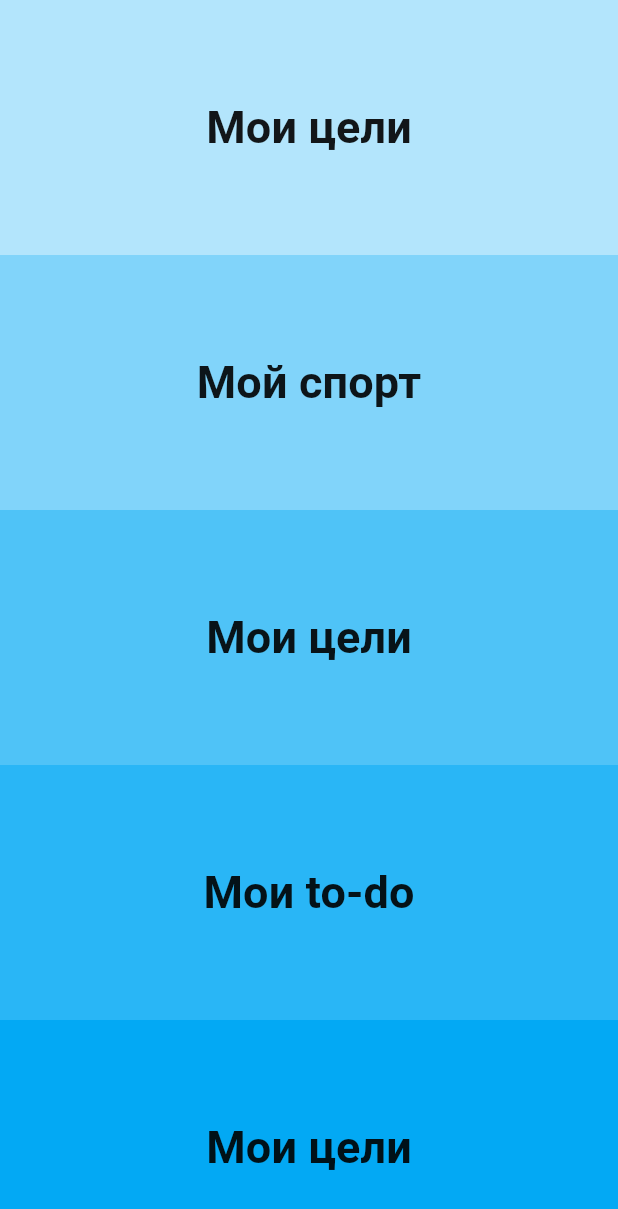
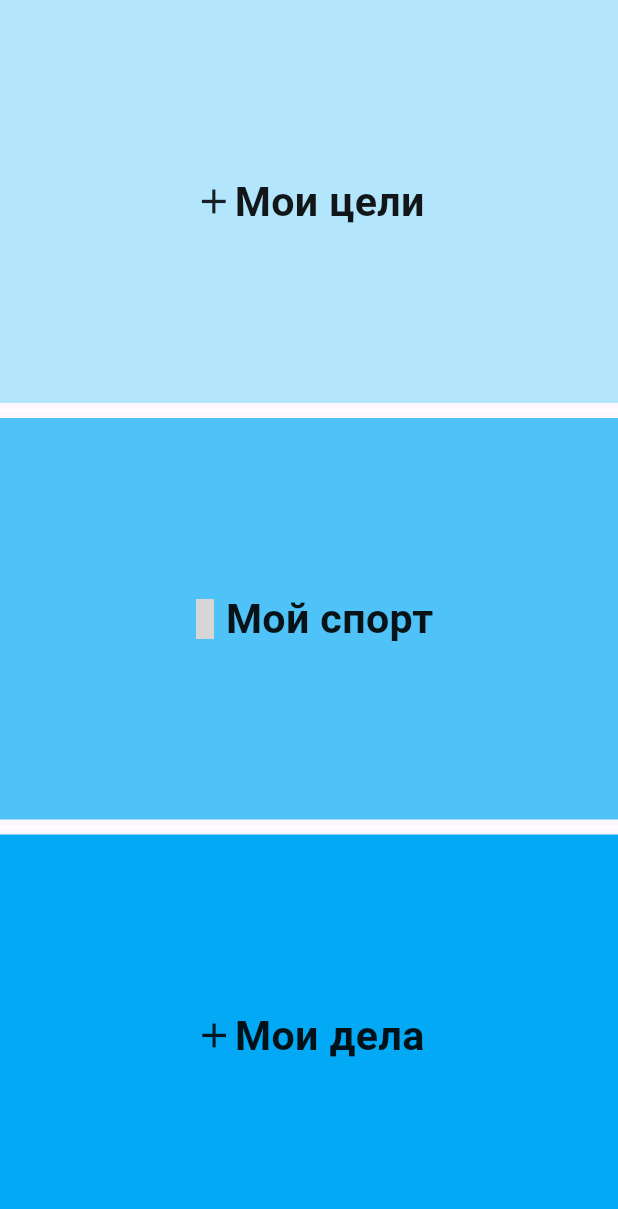
Before and after one commit to AnastasiaB23/Flutter_final_project_4_sem, a Flutter app: the screen it shows after launch, on a phone screen of 412 x 824 dp. Shown: the top 1209 px of the screen. Run offline on Flutter 3.47's test engine with Material 3 defaults, Android fonts, the light colour scheme and no system bars; our stand-ins replace cached_network_image, flutter_riverpod, geocoding, geolocator, get_it, hooks_riverpod and 2 more; statements that could not run were skipped; grey boxes are pictures that could not be loaded.

Commit message:
update_24.06.24 (some UI)

```diff
--- a/final_project/lib/entryscreen.dart
+++ b/final_project/lib/entryscreen.dart
@@ -8,7 +8,6 @@ import 'package:practice6/screens/todo_preview_screen.dart';
 import 'package:shared_preferences/shared_preferences.dart';
 
 import 'screens/first_screen.dart';
-
 
 // class EntryScreenModel with ChangeNotifier {
 //   Widget _currentWidgetIndex = StartMenu();
@@ -21,25 +20,20 @@ import 'screens/first_screen.dart';
 //   }
 // }
 
-
-SizedBox _sizedBoxBetween({double height = 10}){
+SizedBox _sizedBoxBetween({double height = 10}) {
   return SizedBox(
     height: height,
   );
 }
-
-
 
 class EntryScreen extends StatefulWidget {
   const EntryScreen({super.key});
 
   @override
   State<EntryScreen> createState() => _EntryScreenState();
-
-
 }
 
-ButtonStyle _buttonStyle(){
+ButtonStyle _buttonStyle() {
   return TextButton.styleFrom(
     surfaceTintColor: Colors.pinkAccent,
     shape: RoundedRectangleBorder(
@@ -48,14 +42,13 @@ ButtonStyle _buttonStyle(){
   );
 }
 
-TextStyle _textStyle(){
+TextStyle _textStyle(context) {
   return TextStyle(
-    fontSize: 30,
+    fontSize: MediaQuery.of(context).size.longestSide / 30,
     fontWeight: FontWeight.bold,
     color: Colors.black.withOpacity(0.9),
   );
 }
-
 
 // // Вторичный экран
 // class SecondaryScreen extends StatelessWidget {
@@ -104,8 +97,6 @@ TextStyle _textStyle(){
 //   }
 // }
 class _EntryScreenState extends State<EntryScreen> {
-
-
   @override
   Widget build(BuildContext context) {
     return entryScreen();
@@ -198,80 +189,98 @@ class _EntryScreenState extends State<EntryScreen> {
     // );
   }
 
-  Widget entryScreen (){
+  Widget entryScreen() {
     return Scaffold(
+      // appBar: AppBar(
+      //   elevation: 0,
+      // ),
       body: Center(
-      child:ListView(
+        child: ListView(
           children: <Widget>[
             Container(
               color: Colors.lightBlue.shade100,
-              width: 2000,
-              height: 170,
+              width: MediaQuery.of(context).size.width / 5,
+              height: MediaQuery.of(context).size.height / 3 - 6,
+              child: GestureDetector(
+                onTap: () {
+                  Navigator.push(
+                    context,
+                    MaterialPageRoute(builder: (context) => MyGoals()),
+                  );
+                }, // CHANGE LATER!
                 child:
-              TextButton(
-                  style: _buttonStyle(),
-                  onPressed: () {
-                    Navigator.push(context, MaterialPageRoute(builder: (context)=> MyGoals()),); // CHANGE LATER!
-                  },
-                  child: Text('Мои цели', style: _textStyle()
-                  )
-              )
+                    Row(mainAxisAlignment: MainAxisAlignment.center, children: [
+                  Icon(
+                    Icons.add,
+                    size: MediaQuery.of(context).size.longestSide / 30,
+                    weight: 0.9,
                   ),
-          Container(
-            color: Colors.lightBlue.shade200,
-            width: 2000,
-            height: 170,
-            child:
-            TextButton(
-                style: _buttonStyle(),
-                onPressed: () {
-                  Navigator.push(context, MaterialPageRoute(builder: (context)=> WeatherPage()),); // CHANGE LATER!
-                },
-                child: Text('Мой спорт', style: _textStyle()
-                )
+                  Text('Мои цели', style: _textStyle(context)),
+                ]),
               ),
+            ),
+            Divider(
+              height: 10,
+              color: Colors.white,
             ),
             Container(
               color: Colors.lightBlue.shade300,
-            width: 2000,
-            height: 170,
+              width: MediaQuery.of(context).size.width / 5,
+              height: MediaQuery.of(context).size.height / 3 - 7,
+              child: GestureDetector(
+                onTap: () {
+                  Navigator.push(
+                    context,
+                    MaterialPageRoute(builder: (context) => WeatherPage()),
+                  );
+                },
                 child:
-            TextButton(
-                style: _buttonStyle(),
-                onPressed: () {
-                  Navigator.push(context, MaterialPageRoute(builder: (context)=> MyGoals()),); // CHANGE LATER!
-                },
-                child: Text('Мои цели', style: _textStyle()
-                )
+                    Row(mainAxisAlignment: MainAxisAlignment.center, children: [
+                  Icon(
+                    Icons.ga,
+                    size: MediaQuery.of(context).size.longestSide / 30,
+                    weight: 0.9,
+                  ),
+                  Text('Мой спорт', style: _textStyle(context)),
+                ]),
               ),
             ),
-          Container(
-            color: Colors.lightBlue.shade400,
-            width: 2000,
-            height: 170,
-            child:
-            TextButton(
-                style: _buttonStyle(),
-                onPressed: () {
-                  Navigator.push(context, MaterialPageRoute(builder: (context)=> ToDoCategory(),)); // CHANGE LATER!
-                },
-                child: Text('Мои to-do', style: _textStyle()
-                )
-            ),
+            Divider(
+              height: 10,
+              color: Colors.white,
             ),
             Container(
               color: Colors.lightBlue.shade500,
-            width: 2000,
-            height: 170,
+              width: MediaQuery.of(context).size.width / 5,
+              height: MediaQuery.of(context).size.height / 3 - 7,
+              child: GestureDetector(
+                onTap: () {
+                  Navigator.push(
+                    context,
+                    MaterialPageRoute(builder: (context) => ToDoCategory()),
+                  );
+                },
                 child:
-            TextButton(
-                style: _buttonStyle(),
-                onPressed: () {
-                  Navigator.push(context, MaterialPageRoute(builder: (context)=> MyGoals()),); // CHANGE LATER!
-                },
-                child: Text('Мои цели', style: _textStyle()
-                )
+                    Row(mainAxisAlignment: MainAxisAlignment.center, children: [
+                  Icon(
+                    Icons.add,
+                    size: MediaQuery.of(context).size.longestSide / 30,
+                    weight: 0.9,
                   ),
+                  Text('Мои дела', style: _textStyle(context)),
+                ]),
+              ),
+
+              // TextButton(
+              //     style: _buttonStyle(),
+              //     onPressed: () {
+              //       Navigator.push(
+              //           context,
+              //           MaterialPageRoute(
+              //             builder: (context) => ToDoCategory(),
+              //           )); // CHANGE LATER!
+              //     },
+              //     child: Text('Мои дела', style: _textStyle(context))),
             ),
           ],
         ),
@@ -283,7 +292,6 @@ class _EntryScreenState extends State<EntryScreen> {
 //   return
 //     Text('settings');
 // }
-
 
 // return Column(
 //   mainAxisAlignment: MainAxisAlignment.center,
@@ -299,7 +307,6 @@ class _EntryScreenState extends State<EntryScreen> {
 //       onPressed: () => model.changeWidget(1),
 //       child: Text("Виджет 2"),
 //     ),
-
 
 //     ],
 //   );
```
Also changed, not shown: final_project/lib/screens/to_do_screen.dart (+9 -6 lines), final_project/lib/screens/todo_preview_screen.dart (+33 -20 lines), final_project/lib/screens/weather_screen.dart (+30 -4 lines). Lines whose indentation alone changed are shown as unchanged.
